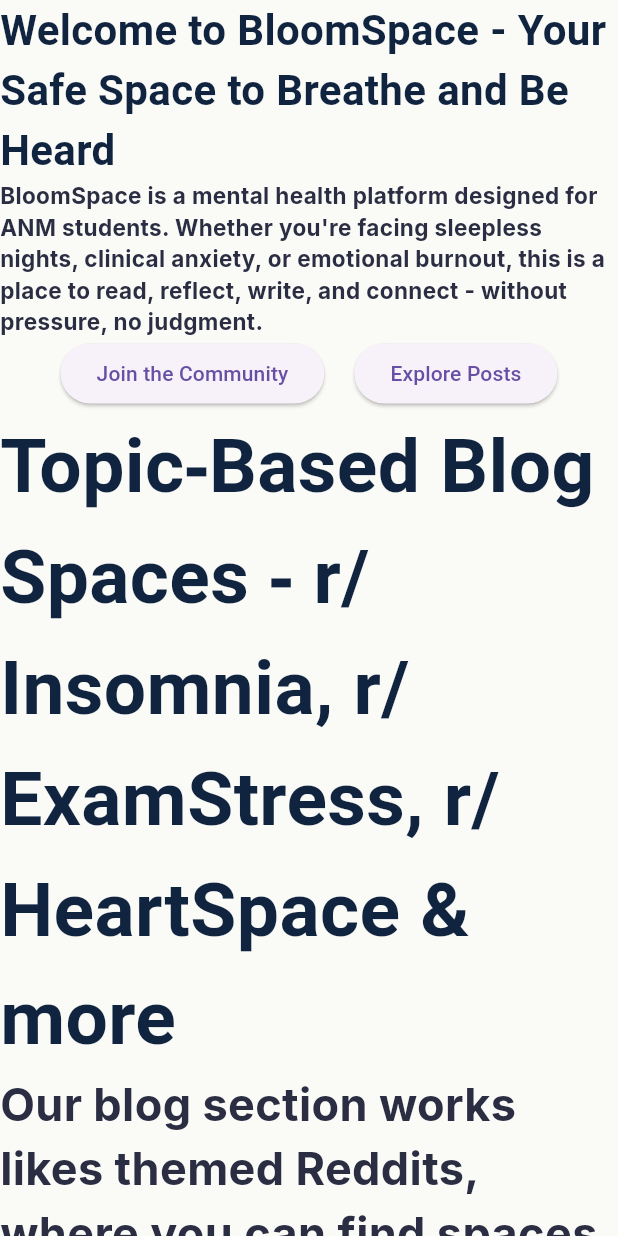
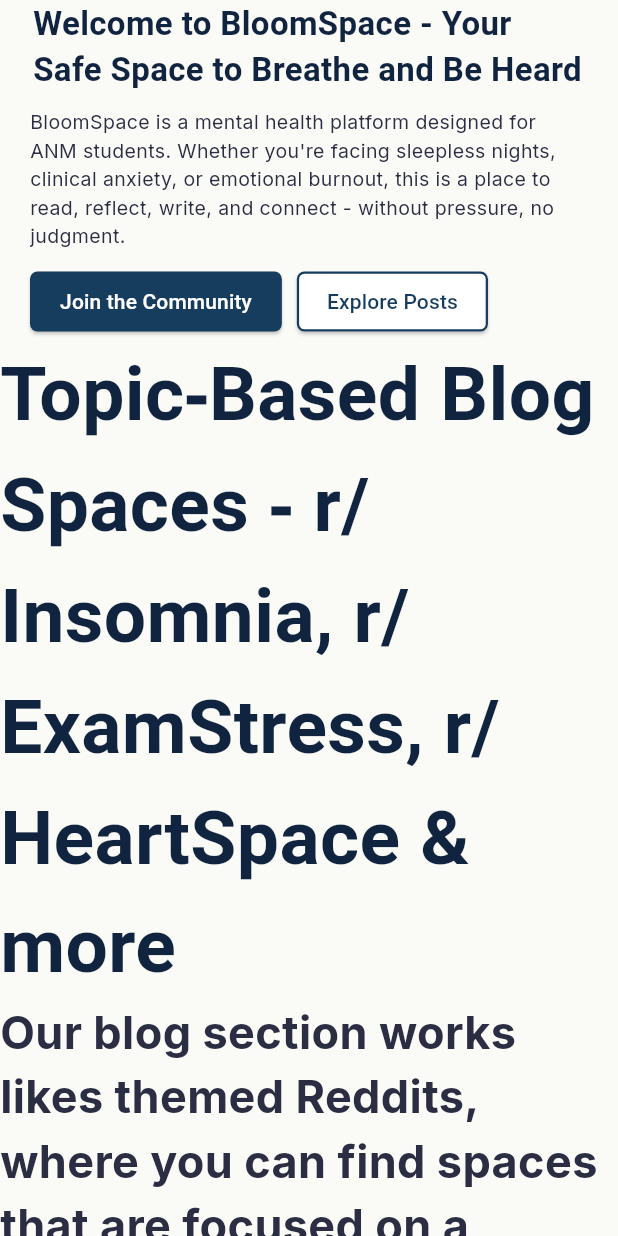
Before and after one commit to AusmitM/TAMUBloomSpace, a Flutter app: the screen it shows after launch, on a phone screen of 412 x 824 dp. Run offline on Flutter 3.47's test engine with Material 3 defaults, Android fonts, the phone set to English and light mode, and no system bars; our stand-ins replace google_fonts.

Commit message:
finished styling for introduction section

```diff
--- a/lib/main.dart
+++ b/lib/main.dart
@@ -47,39 +47,64 @@ class Introduction extends StatelessWidget {
         mainAxisAlignment: MainAxisAlignment.center,
         children: [
           SafeArea(
+            bottom: false,
+            child: Padding(
+              padding: const EdgeInsets.symmetric(horizontal: 22.0),
               child: Text(
                 "Welcome to BloomSpace - Your Safe Space to Breathe and Be Heard",
                 style: GoogleFonts.headlandOne(
-                fontSize: 28,
+                  fontSize: 22,
                   fontWeight: FontWeight.bold,
                   color: Color.fromARGB(255, 16, 35, 63),
                 ),
               ),
             ),
-          Text(
+          ),
+          Padding(
+            padding: const EdgeInsets.only(left: 20.0, right: 20.0, top: 10.0),
+            child: Text(
               "BloomSpace is a mental health platform designed for ANM students. Whether you're facing sleepless nights, clinical anxiety, or emotional burnout, this is a place to read, reflect, write, and connect - without pressure, no judgment.",
               style: GoogleFonts.inter(
-              fontSize: 15,
-              fontWeight: FontWeight.bold,
+                fontSize: 13,
                 color: Color.fromARGB(255, 43, 45, 66),
               ),
             ),
-          Row(
-            mainAxisAlignment: MainAxisAlignment.center,
+          ),
+          Padding(
+            padding: const EdgeInsets.only(left: 20.0, right: 20.0, top: 10.0),
+            child: Row(
               children: [
                 ElevatedButton(
-                // style: ElevatedButton.styleFrom(
-                //   backgroundColor: Color.fromARGB(0, 22, 60, 94),
-                // ),
+                  style: ElevatedButton.styleFrom(
+                    backgroundColor: Color.fromARGB(255, 22, 60, 94),
+                    foregroundColor: Color.fromARGB(255, 255, 255, 255),
+                    padding: EdgeInsets.symmetric(horizontal: 20, vertical: 10),
+                    shape: RoundedRectangleBorder(
+                      borderRadius: BorderRadius.circular(5.0),
+                    ),
+                  ),
                   onPressed: appState.printButton,
                   child: Text('Join the Community'),
                 ),
-              SizedBox(width: 20),
+                SizedBox(width: 10),
                 ElevatedButton(
+                  style: ElevatedButton.styleFrom(
+                    side: BorderSide(
+                      color: Color.fromARGB(255, 22, 60, 94),
+                      width: 1.5,
+                    ),
+                    foregroundColor: Color.fromARGB(255, 22, 60, 94),
+                    backgroundColor: Color.fromARGB(255, 255, 255, 255),
+                    padding: EdgeInsets.symmetric(horizontal: 20, vertical: 10),
+                    shape: RoundedRectangleBorder(
+                      borderRadius: BorderRadius.circular(5.0),
+                    ),
+                  ),
                   onPressed: appState.printButton,
                   child: Text('Explore Posts'),
                 ),
               ],
+            ),
           ),
         ],
       ),
```
Lines whose indentation alone changed are shown as unchanged.
